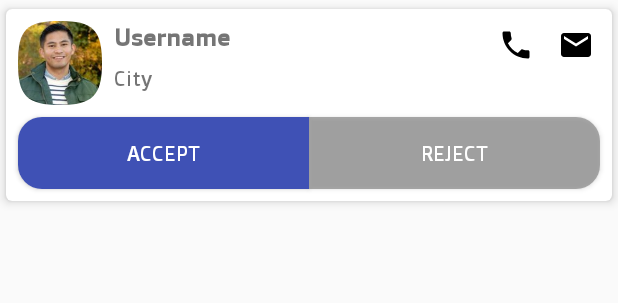
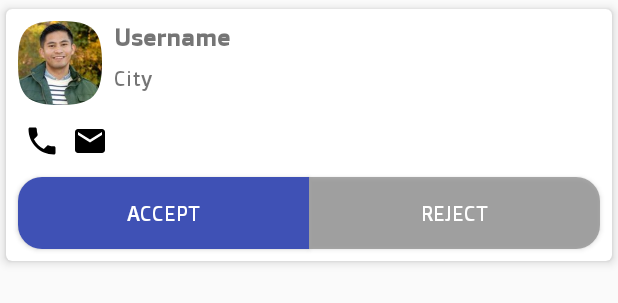
Before and after one commit to DroidLove/MatchesCard, an Android app: the layout item_matches_profile.xml on its own in the app's theme, with its tools: preview values and no code run, on a phone screen of 412 x 824 dp. Shown: the top 303 px of the screen. Run offline under Robolectric (Android 15) with nearby library versions, the phone set to English and light mode, and no system bars; network calls fail.

```diff
--- a/app/src/main/java/inc/yoman/matchescard/ui/activity/MainActivity.kt
+++ b/app/src/main/java/inc/yoman/matchescard/ui/activity/MainActivity.kt
@@ -65,7 +65,7 @@ class MainActivity : AppCompatActivity() {
                 })
     }
 
-    private fun populateRecyclerView(result: ArrayList<MatchesProfileModel>) {
+    private fun populateRecyclerView(result: MutableList<MatchesProfileModel>) {
         val adapterMatchesProfile = MatchesProfileAdapter(this,result)
         recyclerView_matches_card.adapter = adapterMatchesProfile
 
@@ -81,8 +81,8 @@ class MainActivity : AppCompatActivity() {
         recyclerView_matches_card.scheduleLayoutAnimation()
     }
 
-    private fun mappingResult(result: Any): ArrayList<MatchesProfileModel> {
-        val listMatchesProfile: ArrayList<MatchesProfileModel> = ArrayList()
+    private fun mappingResult(result: Any): MutableList<MatchesProfileModel> {
+        val listMatchesProfile: MutableList<MatchesProfileModel> = ArrayList()
         val jsonObj = JSONObject(result.toString())
         val jsonArray = JSONArray(jsonObj.get("results").toString())
 
--- a/app/src/main/res/layout/item_matches_profile.xml
+++ b/app/src/main/res/layout/item_matches_profile.xml
@@ -5,6 +5,7 @@
         style="@style/CardViewStyle_Normal"
         android:layout_width="match_parent"
         android:layout_height="wrap_content"
+        android:descendantFocusability="afterDescendants"
         android:padding="@dimen/dimen_16"
         android:background="@color/white">
 
@@ -29,9 +30,9 @@
             android:layout_height="wrap_content"
             android:layout_marginLeft="8dp"
             android:layout_marginStart="8dp"
+            android:fontFamily="@font/doppio_one"
             android:text="Username"
             android:textSize="16sp"
-            android:fontFamily="@font/doppio_one"
             android:textStyle="bold"
             app:layout_constraintStart_toEndOf="@+id/imageView_profile"
             app:layout_constraintTop_toTopOf="@+id/imageView_profile" />
@@ -49,65 +50,71 @@
             app:layout_constraintTop_toBottomOf="@+id/textView_user_details" />
 
         <Button
-            android:id="@+id/button"
+            android:id="@+id/button_accept"
             android:layout_width="0dp"
             android:layout_height="wrap_content"
             android:layout_marginBottom="8dp"
             android:layout_marginLeft="8dp"
             android:layout_marginStart="8dp"
             android:layout_marginTop="8dp"
+            android:background="@drawable/shape_outcoming_message"
             android:fontFamily="@font/doppio_one"
-            android:background="@drawable/shape_outcoming_message"
             android:text="Accept"
             android:textColor="@color/white"
             app:layout_constraintBottom_toBottomOf="parent"
-            app:layout_constraintEnd_toStartOf="@+id/button2"
+            app:layout_constraintEnd_toStartOf="@+id/button_reject"
             app:layout_constraintHorizontal_bias="0.5"
+            android:foreground="?android:attr/selectableItemBackground"
             app:layout_constraintHorizontal_chainStyle="spread_inside"
             app:layout_constraintHorizontal_weight="0.5"
             app:layout_constraintStart_toStartOf="parent"
-            app:layout_constraintTop_toBottomOf="@+id/imageView_profile" />
+            app:layout_constraintTop_toBottomOf="@+id/imageView_call" />
 
         <Button
-            android:id="@+id/button2"
+            android:id="@+id/button_reject"
             android:layout_width="0dp"
             android:layout_height="wrap_content"
             android:layout_marginBottom="8dp"
             android:layout_marginEnd="8dp"
             android:layout_marginRight="8dp"
+            android:background="@drawable/shape_incoming_message"
+            android:fontFamily="@font/doppio_one"
             android:text="Reject"
-            android:fontFamily="@font/doppio_one"
             android:textColor="@color/white"
-            android:background="@drawable/shape_incoming_message"
+            android:foreground="?android:attr/selectableItemBackground"
             app:layout_constraintBottom_toBottomOf="parent"
             app:layout_constraintEnd_toEndOf="parent"
             app:layout_constraintHorizontal_bias="0.5"
             app:layout_constraintHorizontal_chainStyle="spread_inside"
             app:layout_constraintHorizontal_weight="0.5"
-            app:layout_constraintStart_toEndOf="@+id/button" />
+            app:layout_constraintStart_toEndOf="@+id/button_accept" />
 
         <ImageView
             android:id="@+id/imageView_call"
             android:layout_width="wrap_content"
             android:layout_height="wrap_content"
-            android:layout_marginEnd="8dp"
-            android:layout_marginRight="8dp"
+            android:layout_marginLeft="8dp"
+            android:layout_marginStart="8dp"
+            android:layout_marginTop="8dp"
+            android:foreground="?android:attr/selectableItemBackground"
             android:padding="@dimen/dimen_4"
-            android:foreground="?android:attr/selectableItemBackground"
             app:layout_constraintEnd_toStartOf="@+id/imageView_email"
-            app:layout_constraintTop_toTopOf="@+id/textView_user_details"
+            app:layout_constraintHorizontal_bias="0.5"
+            app:layout_constraintHorizontal_chainStyle="packed"
+            app:layout_constraintStart_toStartOf="parent"
+            app:layout_constraintTop_toBottomOf="@+id/imageView_profile"
             app:srcCompat="@drawable/ic_call_black_24dp" />
 
         <ImageView
             android:id="@+id/imageView_email"
             android:layout_width="wrap_content"
             android:layout_height="wrap_content"
-            android:layout_marginEnd="8dp"
-            android:layout_marginRight="8dp"
+            android:layout_marginTop="8dp"
             android:foreground="?android:attr/selectableItemBackground"
             android:padding="@dimen/dimen_4"
-            app:layout_constraintEnd_toEndOf="parent"
-            app:layout_constraintTop_toTopOf="@+id/textView_user_details"
+            app:layout_constraintHorizontal_chainStyle="packed"
+            app:layout_constraintStart_toEndOf="@+id/imageView_call"
+            app:layout_constraintTop_toBottomOf="@+id/imageView_profile"
             app:srcCompat="@drawable/ic_email_black_24dp" />
 
     </android.support.constraint.ConstraintLayout>
--- a/app/src/main/res/values/styles.xml
+++ b/app/src/main/res/values/styles.xml
@@ -9,6 +9,9 @@
     </style>
 
     <style name="CardViewStyle_Normal" parent="CardView">
+        <item name="android:foreground">?android:attr/selectableItemBackground</item>
+        <item name="android:clickable">false</item>
+        <item name="android:focusable">false</item>
         <item name="cardCornerRadius">@dimen/card_corner_radius</item>
         <item name="cardElevation">@dimen/card_elevation</item>
         <item name="cardPreventCornerOverlap">false</item>
```
Also changed, not shown: app/src/main/java/inc/yoman/matchescard/ui/adapter/MatchesProfileAdapter.kt (+21 -10 lines).
